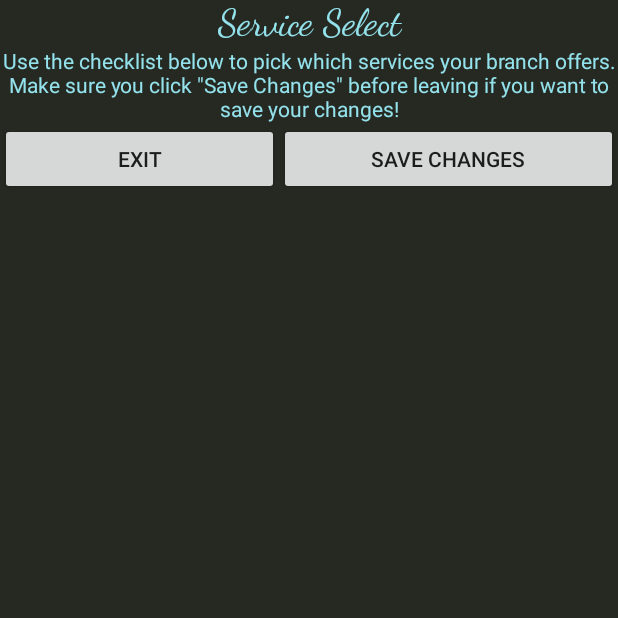
After one commit to nfarah07/serviceNovuGrad, an Android app: the EmployeeServiceSelectActivity screen opened directly, with no data from a screen before it, on a phone screen of 412 x 824 dp, the top half of it. The commit adds this screen. Run offline under Robolectric (Android 15) with nearby library versions, the phone set to English and light mode, and no system bars; our stand-ins replace Firebase (no records; nobody signed in at launch, a user with empty details on screens opened directly); 1 statement that could not run was skipped.

Commit message:
First Push of Selectable Services
Known issues detailed in FB chat

```diff
--- a/Prototyped1/app/src/main/AndroidManifest.xml
+++ b/Prototyped1/app/src/main/AndroidManifest.xml
@@ -20,7 +20,8 @@
         <activity android:name=".AdminListActivity" />
         <activity android:name=".AdminMainActivity" />
         <activity android:name=".CDisplayActivity" />
-        <activity android:name=".SignUpActivity">
+        <activity android:name=".EmployeeServiceSelectActivity" />
+        <activity android:name=".SignUpActivity"   >
             <intent-filter>
                 <action android:name="android.intent.action.MAIN" />
 
--- /dev/null
+++ b/Prototyped1/app/src/main/java/com/example/prototyped1/EmployeeServiceList.java
@@ -0,0 +1,36 @@
+package com.example.prototyped1;
+
+import java.util.List;
+import android.app.Activity;
+import android.view.LayoutInflater;
+import android.view.View;
+import android.view.ViewGroup;
+import android.widget.ArrayAdapter;
+import android.widget.TextView;
+import android.widget.CheckBox;
+
+public class EmployeeServiceList extends ArrayAdapter<Service>{
+
+    private Activity context;
+    List<Service> services;
+
+    public EmployeeServiceList(EmployeeServiceSelectActivity context, List<Service> services) {
+        super(context, R.layout.layout_select_service_list, services);
+        this.context = context;
+        this.services = services;
+    }
+
+    @Override
+    public View getView(int position, View convertView, ViewGroup parent) {
+        LayoutInflater inflater = context.getLayoutInflater();
+        View listViewItem = inflater.inflate(R.layout.layout_select_service_list, null, true);
+
+        TextView serviceName = (TextView) listViewItem.findViewById(R.id.selectableService);
+
+        Service service = services.get(position);
+        serviceName.setText(service.getName());
+        return listViewItem;
+    }
+
+
+}
--- /dev/null
+++ b/Prototyped1/app/src/main/java/com/example/prototyped1/EmployeeServiceSelectActivity.java
@@ -0,0 +1,143 @@
+package com.example.prototyped1;
+
+import android.content.Intent;
+import android.text.TextUtils;
+import android.view.View;
+
+import androidx.annotation.NonNull;
+import androidx.appcompat.app.AppCompatActivity;
+import android.os.Bundle;
+import android.app.AlertDialog;
+import android.view.LayoutInflater;
+import android.widget.AdapterView;
+import android.widget.Button;
+import android.widget.ListView;
+import android.widget.Toast;
+import android.widget.EditText;
+import android.widget.CheckBox;
+
+import com.example.prototyped1.Account;
+import com.example.prototyped1.Admin;
+import com.example.prototyped1.Customer;
+import com.example.prototyped1.Employee;
+
+import com.google.firebase.auth.FirebaseAuth;
+import com.google.firebase.database.DataSnapshot;
+import com.google.firebase.database.DatabaseError;
+import com.google.firebase.database.DatabaseReference;
+import com.google.firebase.database.FirebaseDatabase;
+import com.google.firebase.database.ValueEventListener;
+
+import java.util.ArrayList;
+import java.util.List;
+import java.util.regex.Matcher;
+import java.util.regex.Pattern;
+
+public class EmployeeServiceSelectActivity extends AppCompatActivity {
+
+    private ListView selectList;
+
+    DatabaseReference ref;
+
+    List<Service> services;
+
+    //private FirebaseAuth mAuth; //used to authenticate user
+
+    private Employee currentUser;
+
+    private String uid;
+
+    @Override
+    protected void onCreate(Bundle savedInstanceState) {
+
+        currentUser = (Employee) getIntent().getSerializableExtra("USER_INFO");
+
+        uid = currentUser.getID();
+
+        super.onCreate(savedInstanceState);
+        setContentView(R.layout.activity_employee_select_services);
+
+        ref = FirebaseDatabase.getInstance().getReference();
+
+        services = new ArrayList<>();
+
+        selectList = (ListView) findViewById(R.id.list_of_selectable_services);
+
+        final Button buttonExit = (Button) findViewById(R.id.serviceSelectExit);
+        final Button buttonSave = (Button) findViewById(R.id.serviceSelectSave);
+        buttonExit.setOnClickListener(new View.OnClickListener() {
+            @Override
+            public void onClick(View v) {
+                onExitWelcome(v);
+            }
+        });
+
+        buttonSave.setOnClickListener(new View.OnClickListener() {
+            @Override
+            public void onClick(View v) {
+                // Calls the method that handles this occurence
+                onSave();
+            }
+        });
+    }
+
+    protected void onStart() {
+
+        super.onStart();
+        ref.child("Services").addValueEventListener(new ValueEventListener() {
+            @Override
+            public void onDataChange(@NonNull DataSnapshot dataSnapshot) {
+                services.clear();
+
+                for(DataSnapshot postSnapshot : dataSnapshot.getChildren()){
+                    Service service = postSnapshot.getValue(Service.class);
+                    services.add(service);
+                }
+
+                EmployeeServiceList serviceAdapter = new EmployeeServiceList(EmployeeServiceSelectActivity.this,services);
+                selectList.setAdapter(serviceAdapter);
+
+/*                for(int j=0; j<services.size(); j++) {
+
+                    if(dataSnapshot.child("Employees").child(uid).hasChild("Offered") && dataSnapshot.child("Employees").child(uid).child("Offered").hasChild(services.get(j).getName())) { // Checking the currently offered services by this branch
+                        CheckBox selectable = (CheckBox)selectList.getAdapter().getItem(j);
+                        selectable.setChecked(true); // If a service is offered, set it as already checked in the checklist
+                    }
+                }
+                Toast.makeText(EmployeeServiceSelectActivity.this, "aaaaa", Toast.LENGTH_LONG).show();*/
+            }
+
+            @Override
+            public void onCancelled(@NonNull DatabaseError databaseError) {
+
+            }
+        });
+    }
+
+    public void onExitWelcome(View view) {
+        Intent intent = new Intent(getApplicationContext(), CDisplayActivity.class);   //Application Context and Activity
+        intent.putExtra("USER_INFO", currentUser);
+        startActivity(intent);
+        finish();
+    }
+
+    private void onSave() {
+        boolean[] checked = new boolean[selectList.getAdapter().getCount()];
+        for(int j=0; j<checked.length; j++) {
+            CheckBox tmp = (CheckBox) selectList.getAdapter().getItem(j);
+
+        }
+/*        if(ref.child("Employees").child(uid).child("Offered")!=null) {
+            for(int j=0; j<services.size(); j++) {
+                ref.child("Employees").child(uid).child("Offered").child(services.get(j).getName()).removeValue(); // First, clear all offered services by this branch
+            }
+        }*/
+
+        for(int j=0; j<checked.length; j++){
+            if(checked[j]) {
+                ref.child("Employees").child(uid).child("Offered").child(services.get(j).getName()).child("serviceID").setValue(services.get(j).getId()); // Now, enter all the newly selected values
+            }
+        }
+        Toast.makeText(EmployeeServiceSelectActivity.this, "Your changes have been saved.", Toast.LENGTH_LONG).show();
+    }
+}
--- a/Prototyped1/app/src/main/res/layout/activity_branch_main.xml
+++ b/Prototyped1/app/src/main/res/layout/activity_branch_main.xml
@@ -66,6 +66,7 @@
             android:layout_height="wrap_content"
             android:layout_gravity="center"
             android:gravity="center"
+            android:onClick="onServicesOffered"
             android:text="@string/services_offered" />
 
         <Button
--- /dev/null
+++ b/Prototyped1/app/src/main/res/layout/activity_employee_select_services.xml
@@ -0,0 +1,55 @@
+<?xml version="1.0" encoding="utf-8"?>
+<androidx.constraintlayout.widget.ConstraintLayout
+    xmlns:android="http://schemas.android.com/apk/res/android" android:layout_width="match_parent"
+    android:layout_height="match_parent">
+
+    <LinearLayout
+        android:layout_width="match_parent"
+        android:layout_height="match_parent"
+        android:background="#252922"
+        android:orientation="vertical">
+
+        <TextView
+            android:id="@+id/serviceSelectTitle"
+            android:layout_width="match_parent"
+            android:layout_height="wrap_content"
+            android:fontFamily="cursive"
+            android:text="Service Select"
+            android:textAlignment="center"
+            android:textColor="#94E2EC"
+            android:textSize="25sp" />
+
+        <TextView
+            android:id="@+id/serviceSelectExplanation"
+            android:layout_width="match_parent"
+            android:layout_height="wrap_content"
+            android:text='Use the checklist below to pick which services your branch offers. Make sure you click "Save Changes" before leaving if you want to save your changes!'
+            android:textAlignment="center"
+            android:textColor="#94E2EC" />
+
+        <ListView
+            android:id="@+id/list_of_selectable_services"
+            android:layout_width="match_parent"
+            android:layout_height="wrap_content" />
+
+        <LinearLayout
+            android:layout_width="match_parent"
+            android:layout_height="match_parent"
+            android:orientation="horizontal">
+
+            <Button
+                android:id="@+id/serviceSelectExit"
+                android:layout_width="wrap_content"
+                android:layout_height="wrap_content"
+                android:layout_weight="1"
+                android:text="Exit" />
+
+            <Button
+                android:id="@+id/serviceSelectSave"
+                android:layout_width="wrap_content"
+                android:layout_height="wrap_content"
+                android:layout_weight="1"
+                android:text="Save Changes" />
+        </LinearLayout>
+    </LinearLayout>
+</androidx.constraintlayout.widget.ConstraintLayout>
```
Also changed, not shown: Prototyped1/app/src/main/res/layout/layout_select_service_list.xml (added, +18 -0 lines).
